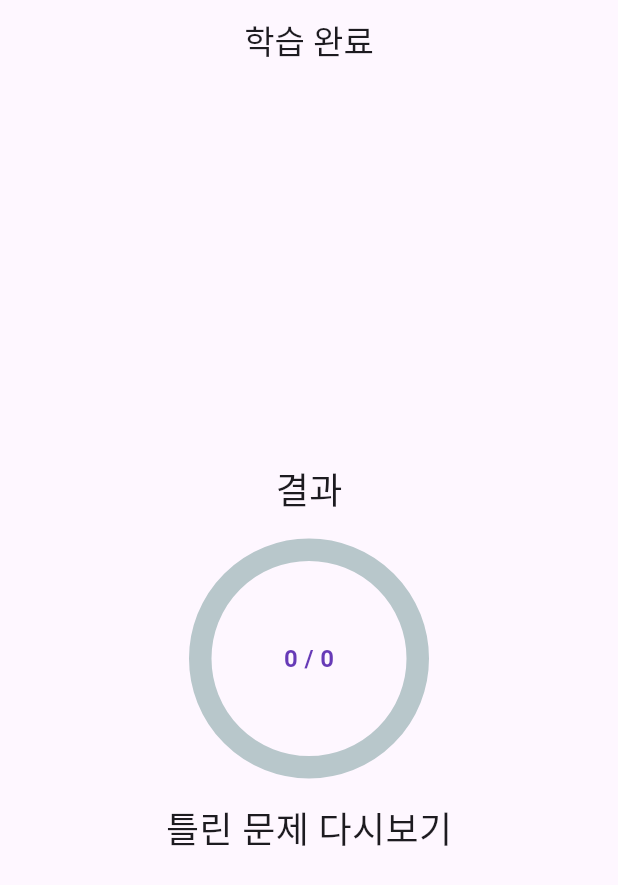
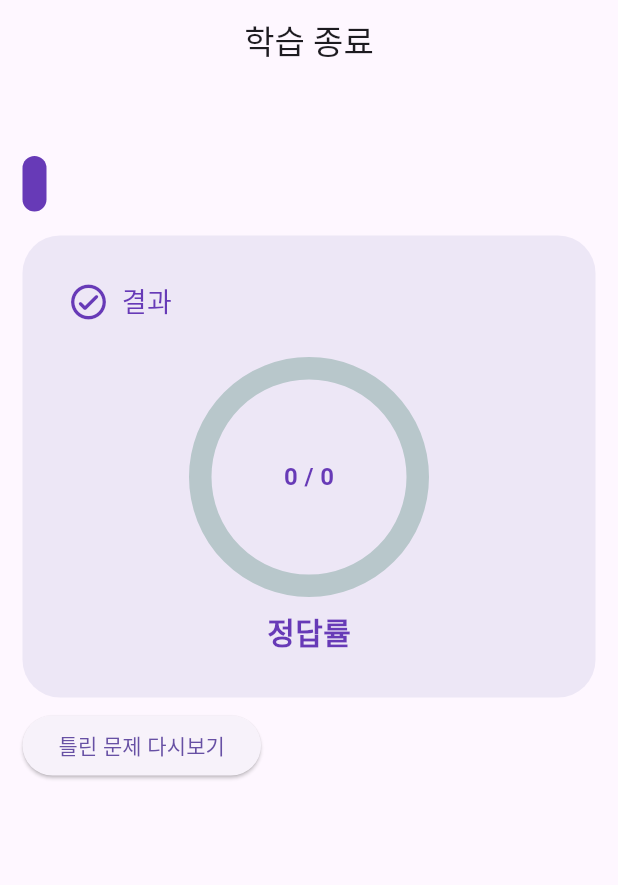
Before and after one commit to 7591yj/memperio, a Flutter app: the ResultsScreen screen opened directly with empty values, on a phone screen of 412 x 824 dp. Shown: the top 885 px of the screen. Run offline on Flutter 3.47's test engine with Material 3 defaults, Android fonts, the light colour scheme and no system bars; drawn by our look-alikes of percent_indicator; our stand-ins replace cloud_firestore, firebase_auth, firebase_core, go_router, google_fonts, toggle_switch; missing offline and left inert: firebase_ui_auth; accounts and stored records are empty.

Commit message:
REFACTOR StyledContainer, FEAT ResultsScreen details & ReviewScreen

```diff
--- a/lib/main.dart
+++ b/lib/main.dart
@@ -109,12 +109,13 @@ final _router = GoRouter(
                   );
                 }),
             GoRoute(
-                path: 'page/:name/:id/:howMuch',
+                path: 'page/:name/:tag/:id/:howMuch',
                 name: 'learn-page',
                 builder: (context, state) {
                   return LearnPage(
                     name: state.pathParameters['name'],
                     id: state.pathParameters['id'],
+                    tag: state.pathParameters['tag'],
                     howMuch: state.pathParameters['howMuch'],
                   );
                 }),
--- a/lib/src/learn/learn_widgets/results_screen.dart
+++ /dev/null
@@ -1,59 +0,0 @@
-import 'package:flutter/material.dart';
-import 'package:memperio/src/widgets.dart';
-
-class ResultsScreen extends StatefulWidget {
-  final List<dynamic> data;
-
-  const ResultsScreen({super.key, required this.data});
-
-  @override
-  State<ResultsScreen> createState() => _ResultsScreenState();
-}
-
-class _ResultsScreenState extends State<ResultsScreen> {
-  int solvedHowMuch = 0;
-  int correct = 0;
-  List<String> wrong = [];
-
-  void resultBuilder() {
-    for (var result in widget.data) {
-      if (result == true) {
-        correct++;
-      } else {
-        wrong.add(result as String);
-      }
-    }
-  }
-
-  @override
-  void initState() {
-    super.initState();
-    solvedHowMuch = widget.data.length;
-    resultBuilder();
-  }
-
-  @override
-  Widget build(BuildContext context) {
-    print(wrong);
-    return Scaffold(
-      appBar: AppBar(
-        title: const Text('학습 완료'),
-        automaticallyImplyLeading: false,
-        centerTitle: true,
-      ),
-      body: Center(
-        child: Column(
-          mainAxisAlignment: MainAxisAlignment.center,
-          children: [
-            const Header('결과'),
-            StyledCircularPercentIndicator(
-              text: '$solvedHowMuch / $correct',
-              percent: correct / solvedHowMuch,
-            ),
-            const Header('틀린 문제 다시보기')
-          ],
-        ),
-      ),
-    );
-  }
-}
--- /dev/null
+++ b/lib/src/learn/results_screen.dart
@@ -0,0 +1,108 @@
+import 'package:flutter/material.dart';
+import 'package:memperio/src/learn/review_page.dart';
+import 'package:memperio/src/widgets.dart';
+
+class ResultsScreen extends StatefulWidget {
+  final String name;
+  final String tag;
+  final List<dynamic> data;
+
+  const ResultsScreen({
+    super.key,
+    required this.data,
+    required this.name,
+    required this.tag,
+  });
+
+  @override
+  State<ResultsScreen> createState() => _ResultsScreenState();
+}
+
+class _ResultsScreenState extends State<ResultsScreen> {
+  var tagList = [];
+  int correct = 0;
+  List<dynamic> wrong = [];
+
+  void _resultBuilder() {
+    for (var result in widget.data) {
+      if (result == true) {
+        correct++;
+      } else {
+        wrong.add(result);
+      }
+    }
+  }
+
+  void _showReviewPage(BuildContext context) {
+    Navigator.push(
+      context,
+      MaterialPageRoute(
+        builder: (context) => const ReviewScreen(),
+      ),
+    );
+  }
+
+  @override
+  void initState() {
+    super.initState();
+    _resultBuilder();
+    tagList = widget.tag.split(',');
+  }
+
+  @override
+  Widget build(BuildContext context) {
+    return Scaffold(
+      appBar: AppBar(
+        title: const Text('학습 종료'),
+        automaticallyImplyLeading: false,
+        centerTitle: true,
+      ),
+      body: Column(
+        crossAxisAlignment: CrossAxisAlignment.start,
+        children: [
+          Padding(
+            padding: const EdgeInsets.symmetric(horizontal: 15),
+            child: Column(
+              crossAxisAlignment: CrossAxisAlignment.start,
+              children: [
+                Text(
+                  widget.name,
+                  style: const TextStyle(fontSize: 28),
+                ),
+                TagList(tagList: tagList),
+                StyledContainer(
+                  title: '결과',
+                  titleIcon: Icons.check_circle_outline_rounded,
+                  subButtonEnable: false,
+                  route: '',
+                  content: Column(
+                    children: [
+                      StyledCircularPercentIndicator(
+                        text: '$correct / ${widget.data.length}',
+                        percent: correct / widget.data.length,
+                      ),
+                      const Text(
+                        '정답률',
+                        style: TextStyle(
+                          color: Colors.deepPurple,
+                          fontSize: 20,
+                          fontWeight: FontWeight.w600,
+                        ),
+                      )
+                    ],
+                  ),
+                ),
+                ElevatedButton(
+                  child: const Text('틀린 문제 다시보기'),
+                  onPressed: () {
+                    _showReviewPage(context);
+                  },
+                ),
+              ],
+            ),
+          ),
+        ],
+      ),
+    );
+  }
+}
--- a/lib/src/widgets.dart
+++ b/lib/src/widgets.dart
@@ -173,7 +173,7 @@ class StyledContainer extends StatelessWidget {
   @override
   Widget build(BuildContext context) {
     return Padding(
-      padding: const EdgeInsets.symmetric(vertical: 8, horizontal: 15),
+      padding: const EdgeInsets.symmetric(vertical: 8),
       child: Container(
         decoration: BoxDecoration(
           color: Colors.deepPurple.shade50,
@@ -236,9 +236,10 @@ class TagContainer extends StatelessWidget {
   @override
   Widget build(BuildContext context) {
     return Padding(
-      padding: const EdgeInsets.symmetric(
-        horizontal: 8,
-        vertical: 8,
+      padding: const EdgeInsets.only(
+        right: 8,
+        top: 8,
+        bottom: 8,
       ),
       child: Container(
         decoration: BoxDecoration(
@@ -258,3 +259,21 @@ class TagContainer extends StatelessWidget {
     );
   }
 }
+
+class TagList extends StatelessWidget {
+  const TagList({
+    super.key,
+    required this.tagList,
+  });
+
+  final List tagList;
+
+  @override
+  Widget build(BuildContext context) {
+    return Row(
+      children: [
+        for (String tag in tagList) ...[TagContainer(tag: tag)]
+      ],
+    );
+  }
+}
```
Also changed, not shown: lib/home_page.dart (+7 -0 lines), lib/src/learn/learn_menu_sub.dart (+15 -7 lines), lib/src/learn/learn_page.dart (+5 -2 lines), lib/src/learn/problem.dart (renamed from lib/src/learn/learn_widgets/problem.dart, +11 -7 lines), lib/src/learn/review_page.dart (added, +10 -0 lines), pubspec.lock.
